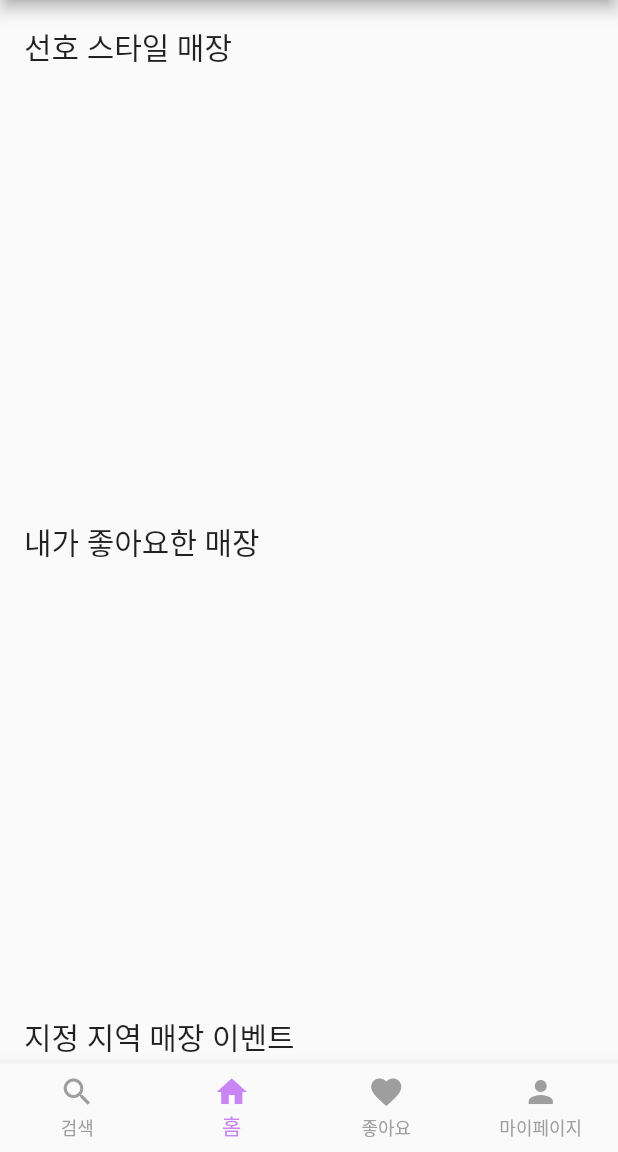
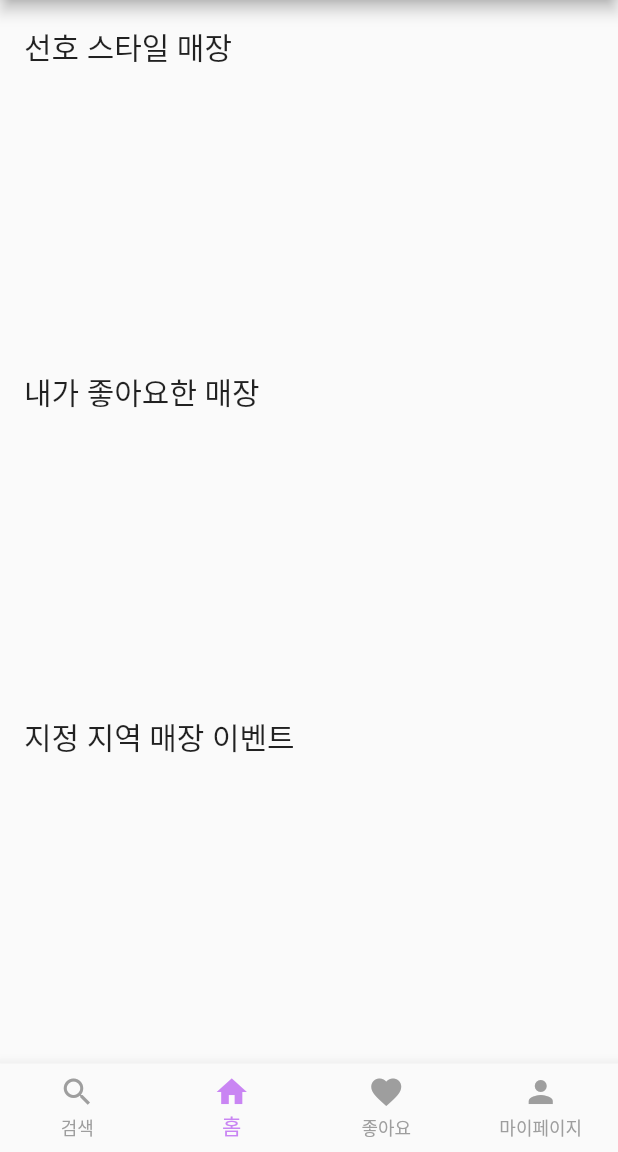
Before and after one commit to YoungWoo0/offcloset, a Flutter app: the UserHomePage screen opened directly, on a phone screen of 412 x 824 dp, the part 84-1236 px from its top. Run offline on Flutter 3.47's test engine with Material 2 defaults, Android fonts, the phone set to English and light mode, and no system bars; our stand-ins replace flutter_native_splash.

Commit message:
PROJECT INIT

```diff
--- a/lib/user_home.dart
+++ b/lib/user_home.dart
@@ -28,17 +28,17 @@ class _UserHomePageState extends State<UserHomePage> {
                 '선호 스타일 매장',
                 style: TextStyle(fontSize: 20),
               ),
-              SizedBox(height: 300.0),
+              SizedBox(height: 200.0),
               Text(
                 '내가 좋아요한 매장',
                 style: TextStyle(fontSize: 20),
               ),
-              SizedBox(height: 300.0),
+              SizedBox(height: 200.0),
               Text(
                 '지정 지역 매장 이벤트',
                 style: TextStyle(fontSize: 20),
               ),
-              SizedBox(height: 300.0),
+              SizedBox(height: 200.0),
             ],
           ),
         ),
```
Also changed, not shown: lib/user_favorite.dart (added), lib/user_mypage.dart (added), lib/user_search.dart (added).
